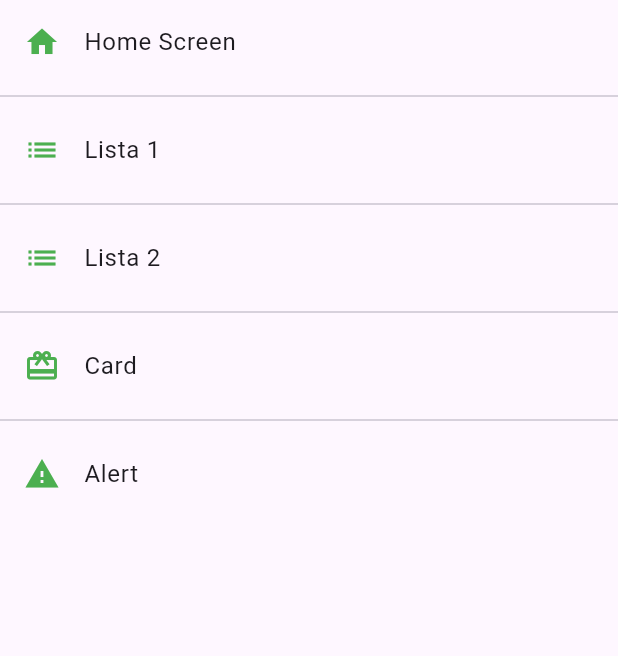
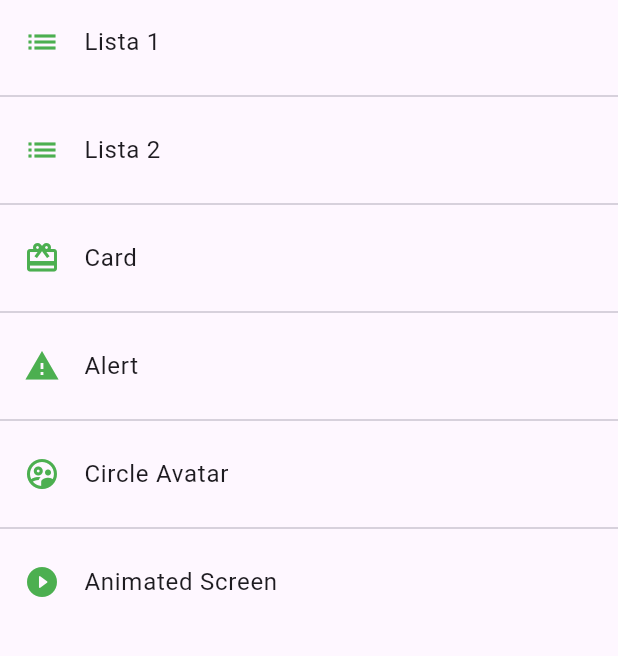
Before and after one commit to GabrielC-Web/flutter_components, a Flutter app: the screen it shows after launch, on a phone screen of 412 x 824 dp, the part 84-740 px from its top. Run offline on Flutter 3.47's test engine with Material 3 defaults, Android fonts, the light colour scheme and no system bars.

Commit message:
Vista de animación

```diff
--- a/lib/router/app_routes.dart
+++ b/lib/router/app_routes.dart
@@ -8,11 +8,11 @@ class AppRoutes {
 
   static final menuOptions = <MenuOption>[
     // TODO: borrar home
-    MenuOption(
-        route: 'home',
-        icon: Icons.home,
-        name: 'Home Screen',
-        screen: const HomeScreen()),
+    // MenuOption(
+    //     route: 'home',
+    //     icon: Icons.home,
+    //     name: 'Home Screen',
+    //     screen: const HomeScreen()),
     MenuOption(
         route: 'listview1',
         icon: Icons.list,
@@ -33,10 +33,21 @@ class AppRoutes {
         icon: Icons.warning_outlined,
         name: 'Alert',
         screen: const AlertScreen()),
+    MenuOption(
+        route: 'avatar',
+        icon: Icons.supervised_user_circle_outlined,
+        name: 'Circle Avatar',
+        screen: const AvatarScreen()),
+    MenuOption(
+        route: 'animated',
+        icon: Icons.play_circle_fill_rounded,
+        name: 'Animated Screen',
+        screen: AnimatedScreen()),
   ];
 
   static Map<String, Widget Function(BuildContext)> getAppRoutes() {
     Map<String, Widget Function(BuildContext)> appRoutes = {};
+    appRoutes.addAll({'home': (BuildContext context) => const HomeScreen()});
 
     for (var option in menuOptions) {
       appRoutes.addAll({option.route: (BuildContext context) => option.screen});
--- a/lib/screens/home_screen.dart
+++ b/lib/screens/home_screen.dart
@@ -1,6 +1,5 @@
 import 'package:flutter/material.dart';
 import 'package:flutter_components_1/router/app_routes.dart';
-import 'package:flutter_components_1/screens/listview1_screen.dart';
 import 'package:flutter_components_1/theme/app_theme.dart';
 
 class HomeScreen extends StatelessWidget {
--- a/lib/screens/screens.dart
+++ b/lib/screens/screens.dart
@@ -3,3 +3,5 @@ export 'package:flutter_components_1/screens/card_screen.dart';
 export 'package:flutter_components_1/screens/listview1_screen.dart';
 export 'package:flutter_components_1/screens/listview2_screen.dart';
 export 'package:flutter_components_1/screens/home_screen.dart';
+export 'package:flutter_components_1/screens/avatar_screen.dart';
+export 'package:flutter_components_1/screens/animated_screen.dart';
```
Also changed, not shown: lib/screens/animated_screen.dart (added, +53 -0 lines), lib/screens/avatar_screen.dart (+21 -23 lines).
